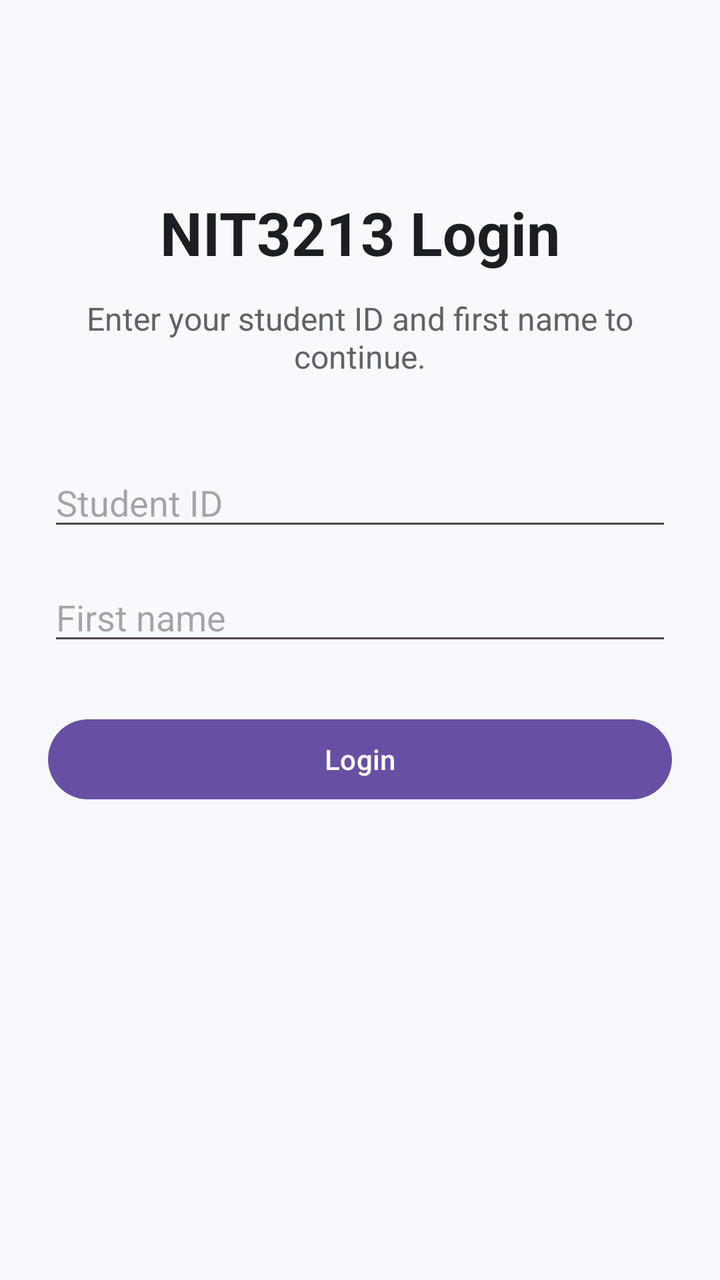
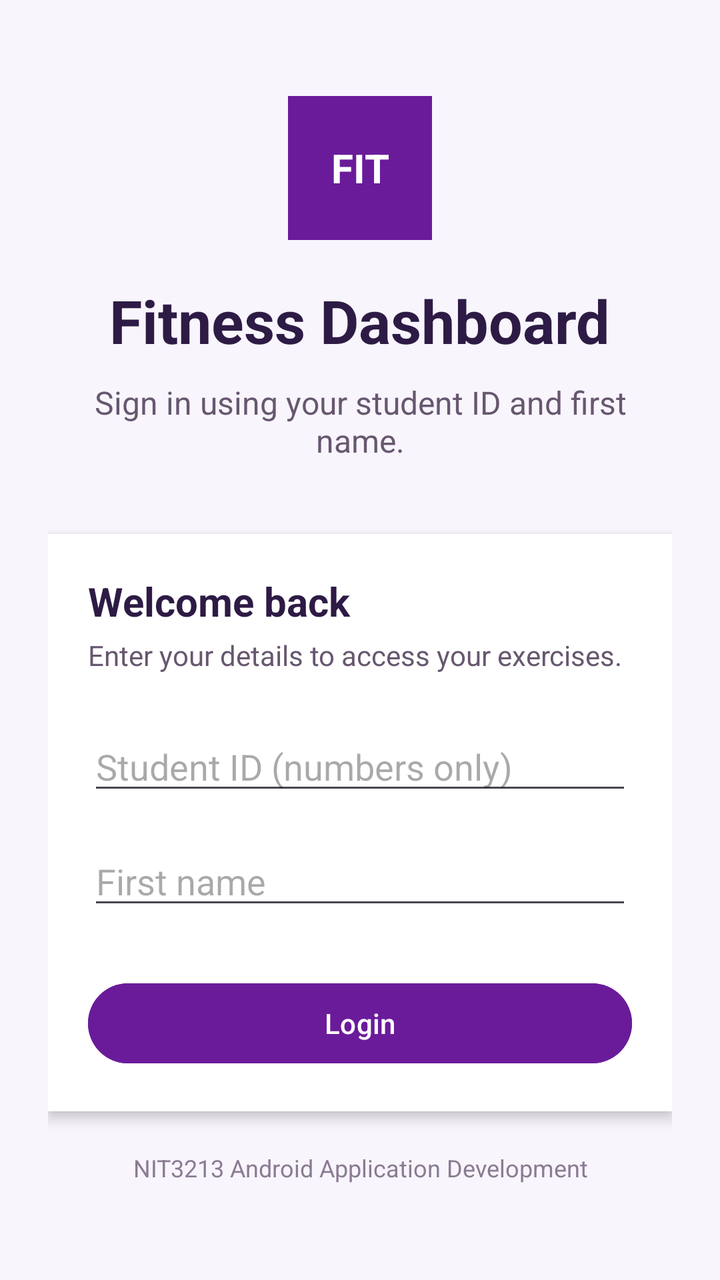

Screens rendered from an Android XML layout before and after an edit, with the pre-edit source and the edit as a unified diff.
<!-- AndroidManifest.xml: application theme Theme.S8133896assignment2 -->
<!-- res/layout/activity_main.xml -->
<?xml version="1.0" encoding="utf-8"?>
<LinearLayout xmlns:android="http://schemas.android.com/apk/res/android"
    android:id="@+id/loginRoot"
    android:layout_width="match_parent"
    android:layout_height="match_parent"
    android:background="#F7F9FC"
    android:gravity="center_horizontal"
    android:orientation="vertical"
    android:padding="24dp">

    <TextView
        android:id="@+id/textViewTitle"
        android:layout_width="wrap_content"
        android:layout_height="wrap_content"
        android:layout_marginTop="72dp"
        android:text="NIT3213 Login"
        android:textColor="#1B1F23"
        android:textSize="30sp"
        android:textStyle="bold" />

    <TextView
        android:id="@+id/textViewInstructions"
        android:layout_width="wrap_content"
        android:layout_height="wrap_content"
        android:layout_marginTop="12dp"
        android:gravity="center"
        android:text="Enter your student ID and first name to continue."
        android:textColor="#5F6368"
        android:textSize="16sp" />

    <EditText
        android:id="@+id/editTextStudentId"
        android:layout_width="match_parent"
        android:layout_height="wrap_content"
        android:layout_marginTop="40dp"
        android:autofillHints="username"
        android:hint="Student ID"
        android:inputType="number"
        android:maxLength="8"
        android:singleLine="true" />

    <EditText
        android:id="@+id/editTextFirstName"
        android:layout_width="match_parent"
        android:layout_height="wrap_content"
        android:layout_marginTop="16dp"
        android:autofillHints="name"
        android:hint="First name"
        android:inputType="textPersonName|textCapWords"
        android:singleLine="true" />

    <Button
        android:id="@+id/buttonLogin"
        android:layout_width="match_parent"
        android:layout_height="wrap_content"
        android:layout_marginTop="28dp"
        android:text="Login"
        android:textAllCaps="false" />

    <ProgressBar
        android:id="@+id/progressBarLogin"
        android:layout_width="wrap_content"
        android:layout_height="wrap_content"
        android:layout_marginTop="24dp"
        android:visibility="gone" />

</LinearLayout>
<!-- resources referenced by this layout -->
<resources>
  <style name="Theme.S8133896assignment2" parent="Base.Theme.S8133896assignment2" />
  <style name="Base.Theme.S8133896assignment2" parent="Theme.Material3.DayNight.NoActionBar">
          
          
      </style>
</resources>

<!-- the commit's change to res/layout/activity_main.xml (unified diff, before → after) -->
@@ -3,18 +3,32 @@
     android:id="@+id/loginRoot"
     android:layout_width="match_parent"
     android:layout_height="match_parent"
-    android:background="#F7F9FC"
+    android:background="#F8F5FC"
     android:gravity="center_horizontal"
     android:orientation="vertical"
-    android:padding="24dp">
+    android:paddingStart="24dp"
+    android:paddingTop="48dp"
+    android:paddingEnd="24dp"
+    android:paddingBottom="24dp">
+
+    
+    <TextView
+        android:layout_width="72dp"
+        android:layout_height="72dp"
+        android:background="#6A1B9A"
+        android:gravity="center"
+        android:text="FIT"
+        android:textColor="#FFFFFF"
+        android:textSize="20sp"
+        android:textStyle="bold" />
 
     <TextView
         android:id="@+id/textViewTitle"
         android:layout_width="wrap_content"
         android:layout_height="wrap_content"
-        android:layout_marginTop="72dp"
-        android:text="NIT3213 Login"
-        android:textColor="#1B1F23"
+        android:layout_marginTop="20dp"
+        android:text="Fitness Dashboard"
+        android:textColor="#2D1B45"
         android:textSize="30sp"
         android:textStyle="bold" />
 
@@ -22,40 +36,70 @@
         android:id="@+id/textViewInstructions"
         android:layout_width="wrap_content"
         android:layout_height="wrap_content"
-        android:layout_marginTop="12dp"
+        android:layout_marginTop="10dp"
         android:gravity="center"
-        android:text="Enter your student ID and first name to continue."
-        android:textColor="#5F6368"
+        android:text="Sign in using your student ID and first name."
+        android:textColor="#67576F"
         android:textSize="16sp" />
 
-    <EditText
-        android:id="@+id/editTextStudentId"
+    
+    <LinearLayout
         android:layout_width="match_parent"
         android:layout_height="wrap_content"
-        android:layout_marginTop="40dp"
-        android:autofillHints="username"
-        android:hint="Student ID"
-        android:inputType="number"
-        android:maxLength="8"
-        android:singleLine="true" />
+        android:layout_marginTop="36dp"
+        android:background="#FFFFFF"
+        android:elevation="4dp"
+        android:orientation="vertical"
+        android:padding="20dp">
 
-    <EditText
-        android:id="@+id/editTextFirstName"
-        android:layout_width="match_parent"
-        android:layout_height="wrap_content"
-        android:layout_marginTop="16dp"
-        android:autofillHints="name"
-        android:hint="First name"
-        android:inputType="textPersonName|textCapWords"
-        android:singleLine="true" />
+        <TextView
+            android:layout_width="wrap_content"
+            android:layout_height="wrap_content"
+            android:text="Welcome back"
+            android:textColor="#2D1B45"
+            android:textSize="20sp"
+            android:textStyle="bold" />
 
-    <Button
-        android:id="@+id/buttonLogin"
-        android:layout_width="match_parent"
-        android:layout_height="wrap_content"
-        android:layout_marginTop="28dp"
-        android:text="Login"
-        android:textAllCaps="false" />
+        <TextView
+            android:layout_width="wrap_content"
+            android:layout_height="wrap_content"
+            android:layout_marginTop="4dp"
+            android:text="Enter your details to access your exercises."
+            android:textColor="#67576F"
+            android:textSize="14sp" />
+
+        <EditText
+            android:id="@+id/editTextStudentId"
+            android:layout_width="match_parent"
+            android:layout_height="wrap_content"
+            android:layout_marginTop="24dp"
+            android:autofillHints="username"
+            android:hint="Student ID (numbers only)"
+            android:inputType="number"
+            android:maxLength="8"
+            android:singleLine="true" />
+
+        <EditText
+            android:id="@+id/editTextFirstName"
+            android:layout_width="match_parent"
+            android:layout_height="wrap_content"
+            android:layout_marginTop="16dp"
+            android:autofillHints="name"
+            android:hint="First name"
+            android:inputType="textPersonName|textCapWords"
+            android:singleLine="true" />
+
+        <Button
+            android:id="@+id/buttonLogin"
+            android:layout_width="match_parent"
+            android:layout_height="wrap_content"
+            android:layout_marginTop="28dp"
+            android:backgroundTint="#6A1B9A"
+            android:text="Login"
+            android:textAllCaps="false"
+            android:textColor="#FFFFFF" />
+
+    </LinearLayout>
 
     <ProgressBar
         android:id="@+id/progressBarLogin"
@@ -64,4 +108,14 @@
         android:layout_marginTop="24dp"
         android:visibility="gone" />
 
+    <TextView
+        android:layout_width="wrap_content"
+        android:layout_height="wrap_content"
+        android:layout_gravity="center_horizontal"
+        android:layout_marginTop="20dp"
+        android:gravity="center"
+        android:text="NIT3213 Android Application Development"
+        android:textColor="#8A7B93"
+        android:textSize="12sp" />
+
 </LinearLayout>
